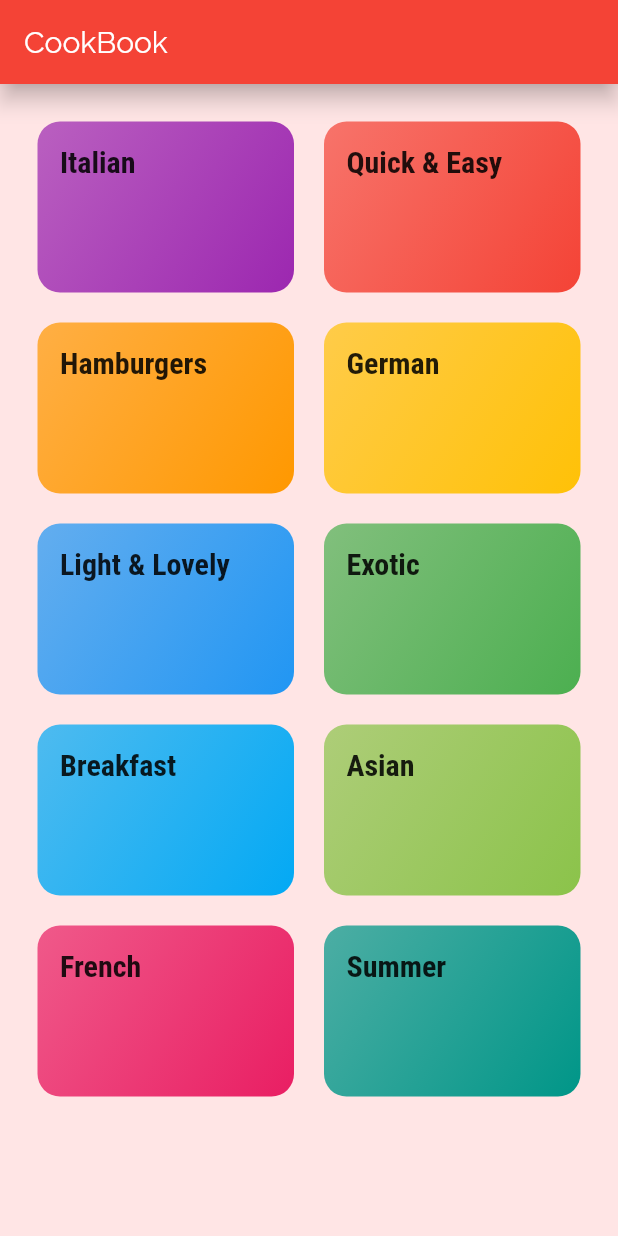
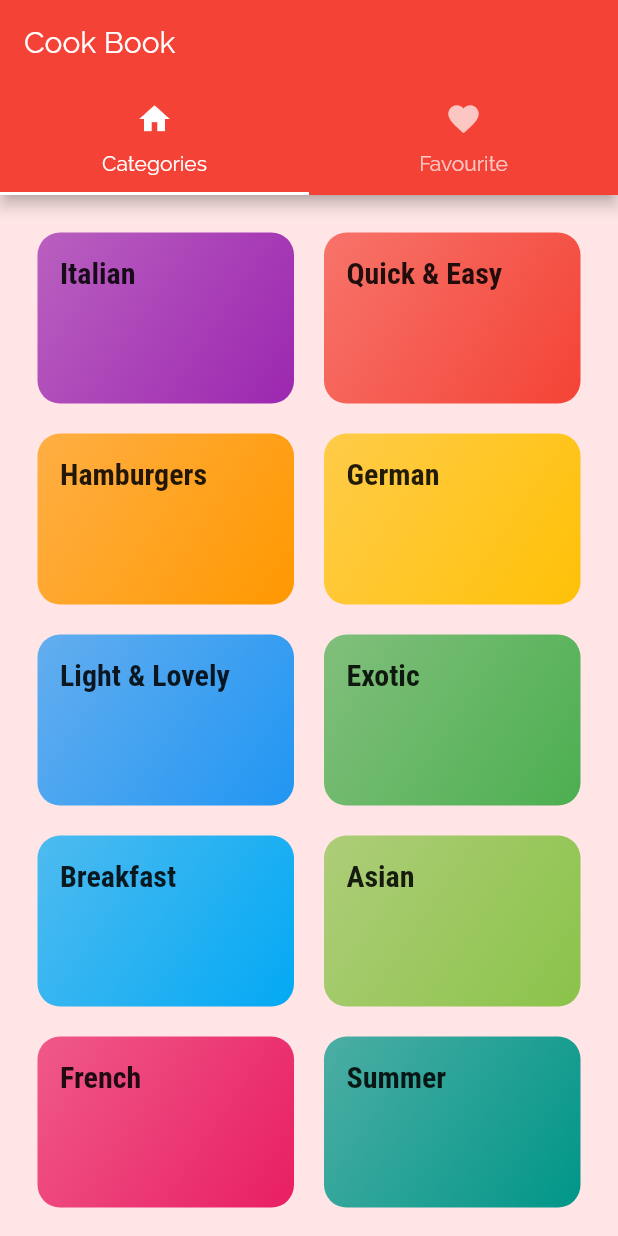
Before and after one commit to SaadiSidali/CookBook, a Flutter app: the screen it shows after launch, on a phone screen of 412 x 824 dp. Run offline on Flutter 3.47's test engine with Material 2 defaults, Android fonts, the phone set to English and light mode, and no system bars.

Commit message:
20th AppBar and Favourite Bar

```diff
--- a/lib/dummy_data.dart
+++ b/lib/dummy_data.dart
@@ -2,7 +2,6 @@ import 'package:flutter/material.dart';
 
 import './models/category.dart';
 import './models/meal.dart';
-
 const DUMMY_CATEGORIES = const [
   Category(
     id: 'c1',
--- a/lib/main.dart
+++ b/lib/main.dart
@@ -1,4 +1,5 @@
 import 'package:cook_book/screens/meal_detail_screen.dart';
+import 'package:cook_book/screens/tabs_screen.dart';
 
 import './screens/category_meals_screen.dart';
 import 'package:flutter/material.dart';
@@ -15,7 +16,7 @@ class MyApp extends StatelessWidget {
       theme: ThemeData(
         primarySwatch: Colors.red,
         accentColor: Colors.white,
-        canvasColor: Color.fromRGBO(255,229,229,1),
+        canvasColor: Color.fromRGBO(255, 229, 229, 1),
         fontFamily: 'RaleWay',
         textTheme: ThemeData.light().textTheme.copyWith(
               body1: TextStyle(
@@ -25,16 +26,16 @@ class MyApp extends StatelessWidget {
                 color: Color.fromRGBO(20, 51, 51, 1),
               ),
               title: TextStyle(
-                fontSize: 20,
-                fontFamily: 'RobotoCondensed',
-                fontWeight: FontWeight.bold
-              ),
+                  fontSize: 20,
+                  fontFamily: 'RobotoCondensed',
+                  fontWeight: FontWeight.bold),
             ),
       ),
-      home: CategoriesScreen(),
+
       routes: {
-        CategoryMealsScreen.routeName : (ctx)=>CategoryMealsScreen(),
-        MealDetailScreen.routeName : (ctx)=>MealDetailScreen(),
+        '/': (ctx) => TabsScreen(),
+        CategoryMealsScreen.routeName: (ctx) => CategoryMealsScreen(),
+        MealDetailScreen.routeName: (ctx) => MealDetailScreen(),
       },
     );
   }
--- a/lib/screens/categories_screen.dart
+++ b/lib/screens/categories_screen.dart
@@ -6,12 +6,7 @@ import '../widgets/category_item.dart';
 class CategoriesScreen extends StatelessWidget {
   @override
   Widget build(BuildContext context) {
-    return Scaffold(
-      appBar: AppBar(
-        elevation: 6,
-        title: const Text('CookBook'),
-      ),
-      body: GridView(
+    return GridView(
       padding: EdgeInsets.all(25),
       children: DUMMY_CATEGORIES
           .map(
@@ -28,7 +23,6 @@ class CategoriesScreen extends StatelessWidget {
         crossAxisSpacing: 20,
         mainAxisSpacing: 20,
       ),
-      ),
     );
   }
 }
--- /dev/null
+++ b/lib/screens/tabs_screen.dart
@@ -0,0 +1,38 @@
+import 'package:cook_book/screens/categories_screen.dart';
+import 'package:cook_book/screens/favorites_screen.dart';
+import 'package:flutter/material.dart';
+
+class TabsScreen extends StatefulWidget {
+  @override
+  _TabsScreenState createState() => _TabsScreenState();
+}
+
+class _TabsScreenState extends State<TabsScreen> {
+  @override
+  Widget build(BuildContext context) {
+    return DefaultTabController(
+      length: 2,
+      child: Scaffold(
+        appBar: AppBar(
+          title: Text('Cook Book'),
+          bottom: TabBar(
+            tabs: <Widget>[
+              Tab(
+                icon: Icon(Icons.home),
+                text: 'Categories',
+              ),
+              Tab(
+                icon: Icon(Icons.favorite),
+                text: 'Favourite',
+              )
+            ],
+          ),
+        ),
+        body: TabBarView(children: <Widget>[
+          CategoriesScreen(),
+          FavoritesScreen()
+        ],),
+      ),
+    );
+  }
+}
--- a/pubspec.yaml
+++ b/pubspec.yaml
@@ -57,6 +57,9 @@ flutter:
   # list giving the asset and other descriptors for the font. For
   # example:
   fonts:
+    - family: Muffin
+      fonts:
+        - asset: assets/fonts/Muffin.otf
     - family: RaleWay
       fonts:
         - asset: assets/fonts/Raleway-Regular.ttf
```
Also changed, not shown: lib/screens/favorites_screen.dart (added, +10 -0 lines), lib/screens/meal_detail_screen.dart (+156 -18 lines), assets/fonts/Muffin.otf (added). Lines whose indentation alone changed are shown as unchanged.
